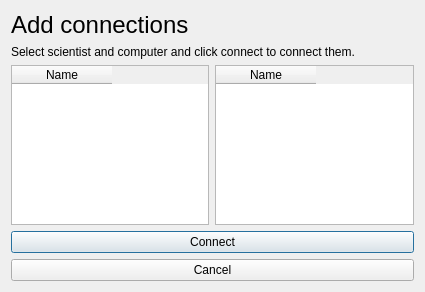
hoddiingi/vln1-2016, file vln-vika3/vln3/addconnectiondialog.ui: the form before one commit.
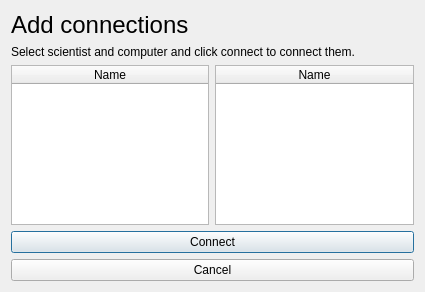
The form after the commit.

The edit to the form file:
```diff
--- a/vln-vika3/vln3/addconnectiondialog.ui
+++ b/vln-vika3/vln3/addconnectiondialog.ui
@@ -41,6 +41,9 @@
     <layout class="QHBoxLayout" name="horizontalLayout_2">
      <item>
       <widget class="QTableWidget" name="tableConnectionScientist">
+       <attribute name="horizontalHeaderStretchLastSection">
+        <bool>true</bool>
+       </attribute>
        <column>
         <property name="text">
          <string>Name</string>
@@ -63,6 +66,9 @@
      </item>
      <item>
       <widget class="QTableWidget" name="tableConnectionComputer">
+       <attribute name="horizontalHeaderStretchLastSection">
+        <bool>true</bool>
+       </attribute>
        <column>
         <property name="text">
          <string>Name</string>
```
